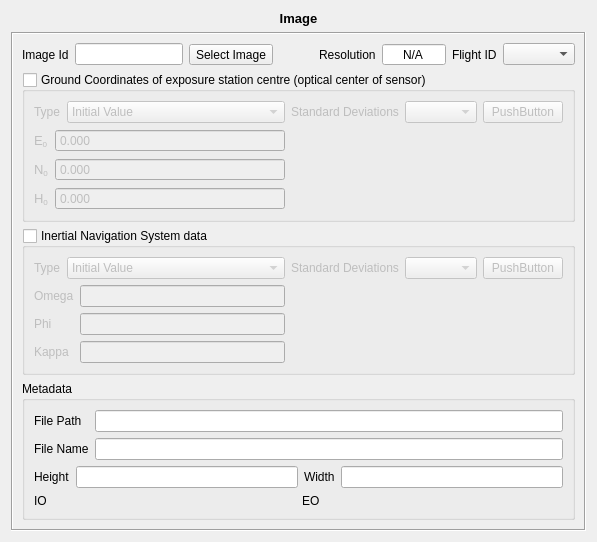
Qt form qt/formDisplay/ImageLayout.ui (hildermesmedeiros/E-foto-trunk-435) before a commit.
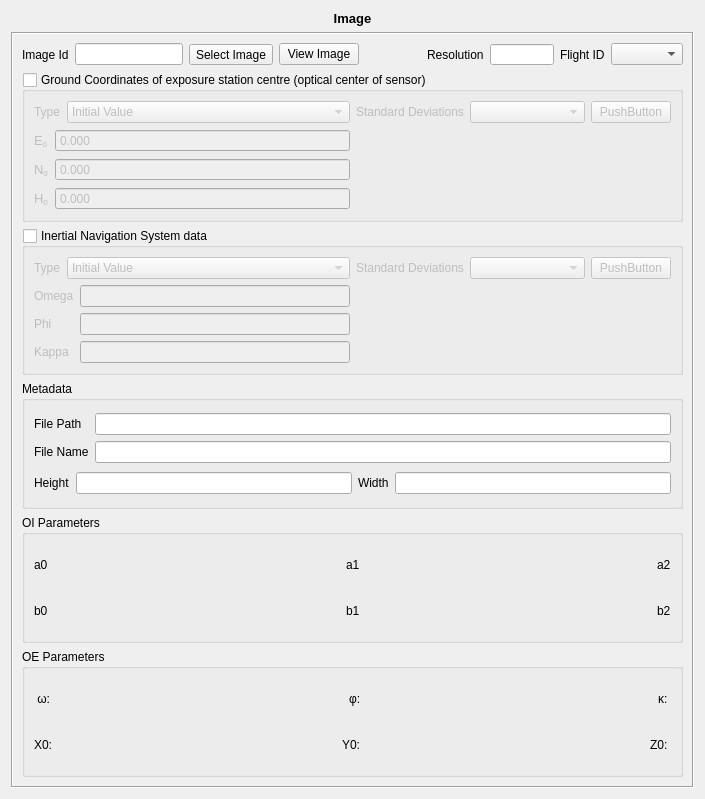
The same form after that commit. Custom widgets are drawn as their Qt base class.

```diff
--- a/qt/formDisplay/ImageLayout.ui
+++ b/qt/formDisplay/ImageLayout.ui
@@ -6,19 +6,22 @@
    <rect>
     <x>0</x>
     <y>0</y>
-    <width>716</width>
-    <height>622</height>
+    <width>705</width>
+    <height>799</height>
    </rect>
   </property>
   <property name="windowTitle">
    <string>Form</string>
   </property>
-  <layout class="QVBoxLayout" name="verticalLayout_13">
-   <property name="sizeConstraint">
-    <enum>QLayout::SetFixedSize</enum>
-   </property>
+  <layout class="QVBoxLayout" name="verticalLayout_16">
    <item>
     <widget class="QLabel" name="label_8">
+     <property name="sizePolicy">
+      <sizepolicy hsizetype="Preferred" vsizetype="Fixed">
+       <horstretch>0</horstretch>
+       <verstretch>0</verstretch>
+      </sizepolicy>
+     </property>
      <property name="text">
       <string>&lt;!DOCTYPE HTML PUBLIC &quot;-//W3C//DTD HTML 4.0//EN&quot; &quot;http://www.w3.org/TR/REC-html40/strict.dtd&quot;&gt;
 &lt;html&gt;&lt;head&gt;&lt;meta name=&quot;qrichtext&quot; content=&quot;1&quot; /&gt;&lt;style type=&quot;text/css&quot;&gt;
@@ -39,7 +42,7 @@
      <property name="frameShadow">
       <enum>QFrame::Sunken</enum>
      </property>
-     <layout class="QVBoxLayout" name="verticalLayout_12">
+     <layout class="QVBoxLayout" name="verticalLayout_15">
       <item>
        <layout class="QHBoxLayout" name="horizontalLayout_10">
         <item>
@@ -59,6 +62,13 @@
           </property>
          </widget>
         </item>
+        <item>
+         <widget class="QPushButton" name="viewButton">
+          <property name="text">
+           <string>View Image</string>
+          </property>
+         </widget>
+        </item>
         <item>
          <spacer name="horizontalSpacer">
           <property name="orientation">
@@ -91,7 +101,7 @@
            <enum>QAbstractSpinBox::NoButtons</enum>
           </property>
           <property name="specialValueText">
-           <string>N/A</string>
+           <string> </string>
           </property>
           <property name="accelerated">
            <bool>true</bool>
@@ -223,7 +233,7 @@
              <item>
               <layout class="QVBoxLayout" name="verticalLayout_7">
                <item>
-                <widget class="EfotoDoubleSpinBox" name="eDoubleSpinBox_2">
+                <widget class="br::uerj::eng::efoto::EfotoDoubleSpinBox" name="eDoubleSpinBox_2">
                  <property name="buttonSymbols">
                   <enum>QAbstractSpinBox::NoButtons</enum>
                  </property>
@@ -245,7 +255,7 @@
                 </widget>
                </item>
                <item>
-                <widget class="EfotoDoubleSpinBox" name="nDoubleSpinBox_2">
+                <widget class="br::uerj::eng::efoto::EfotoDoubleSpinBox" name="nDoubleSpinBox_2">
                  <property name="buttonSymbols">
                   <enum>QAbstractSpinBox::NoButtons</enum>
                  </property>
@@ -264,7 +274,7 @@
                 </widget>
                </item>
                <item>
-                <widget class="EfotoDoubleSpinBox" name="hDoubleSpinBox_2">
+                <widget class="br::uerj::eng::efoto::EfotoDoubleSpinBox" name="hDoubleSpinBox_2">
                  <property name="buttonSymbols">
                   <enum>QAbstractSpinBox::NoButtons</enum>
                  </property>
@@ -300,10 +310,10 @@
               </widget>
              </item>
              <item>
-              <widget class="SigmaFormTypeSelector" name="gnssSigmaSelector"/>
+              <widget class="br::uerj::eng::efoto::SigmaFormTypeSelector" name="gnssSigmaSelector"/>
              </item>
              <item>
-              <widget class="SigmaFormDialogButton" name="gnssSigmaDialogButton">
+              <widget class="br::uerj::eng::efoto::SigmaFormDialogButton" name="gnssSigmaDialogButton">
                <property name="text">
                 <string>PushButton</string>
                </property>
@@ -312,7 +322,7 @@
             </layout>
            </item>
            <item>
-            <widget class="SigmaFormContent" name="gnssSigmaContent">
+            <widget class="br::uerj::eng::efoto::SigmaFormContent" name="gnssSigmaContent">
              <property name="frameShape">
               <enum>QFrame::NoFrame</enum>
              </property>
@@ -409,13 +419,13 @@
              <item>
               <layout class="QVBoxLayout" name="verticalLayout_5">
                <item>
-                <widget class="DmsEdit" name="omegaDmsEdit"/>
+                <widget class="br::uerj::eng::efoto::DmsEdit" name="omegaDmsEdit"/>
                </item>
                <item>
-                <widget class="DmsEdit" name="phiDmsEdit"/>
+                <widget class="br::uerj::eng::efoto::DmsEdit" name="phiDmsEdit"/>
                </item>
                <item>
-                <widget class="DmsEdit" name="kappaDmsEdit"/>
+                <widget class="br::uerj::eng::efoto::DmsEdit" name="kappaDmsEdit"/>
                </item>
               </layout>
              </item>
@@ -435,10 +445,10 @@
               </widget>
              </item>
              <item>
-              <widget class="SigmaFormTypeSelector" name="insSigmaSelector"/>
+              <widget class="br::uerj::eng::efoto::SigmaFormTypeSelector" name="insSigmaSelector"/>
              </item>
              <item>
-              <widget class="SigmaFormDialogButton" name="insSigmaDialogButton">
+              <widget class="br::uerj::eng::efoto::SigmaFormDialogButton" name="insSigmaDialogButton">
                <property name="text">
                 <string>PushButton</string>
                </property>
@@ -447,7 +457,7 @@
             </layout>
            </item>
            <item>
-            <widget class="SigmaFormContent" name="insSigmaContent">
+            <widget class="br::uerj::eng::efoto::SigmaFormContent" name="insSigmaContent">
              <property name="frameShape">
               <enum>QFrame::NoFrame</enum>
              </property>
@@ -469,9 +479,7 @@
         <property name="title">
          <string>Metadata</string>
         </property>
-        <layout class="QGridLayout" name="gridLayout_3">
-         <item row="0" column="0">
-          <layout class="QVBoxLayout" name="verticalLayout">
+        <layout class="QVBoxLayout" name="verticalLayout_14">
            <item>
             <layout class="QHBoxLayout" name="horizontalLayout_3" stretch="0,1">
              <item>
@@ -559,19 +567,232 @@
              </item>
             </layout>
            </item>
+        </layout>
+       </widget>
+      </item>
+      <item>
+       <widget class="QGroupBox" name="groupBox">
+        <property name="enabled">
+         <bool>true</bool>
+        </property>
+        <property name="title">
+         <string>OI Parameters</string>
+        </property>
+        <layout class="QVBoxLayout" name="verticalLayout_12">
+         <item>
+          <layout class="QVBoxLayout" name="verticalLayout">
            <item>
             <layout class="QHBoxLayout" name="horizontalLayout_4">
              <item>
-              <widget class="QLabel" name="labelIO">
+              <widget class="QLabel" name="a0Label">
                <property name="text">
-                <string>IO</string>
+                <string>a0</string>
                </property>
               </widget>
              </item>
              <item>
-              <widget class="QLabel" name="labelEO">
+              <spacer name="horizontalSpacer_2">
+               <property name="orientation">
+                <enum>Qt::Horizontal</enum>
+               </property>
+               <property name="sizeHint" stdset="0">
+                <size>
+                 <width>40</width>
+                 <height>20</height>
+                </size>
+               </property>
+              </spacer>
+             </item>
+             <item>
+              <widget class="QLabel" name="a1Label">
                <property name="text">
-                <string>EO</string>
+                <string>a1</string>
+               </property>
+              </widget>
+             </item>
+             <item>
+              <spacer name="horizontalSpacer_3">
+               <property name="orientation">
+                <enum>Qt::Horizontal</enum>
+               </property>
+               <property name="sizeHint" stdset="0">
+                <size>
+                 <width>40</width>
+                 <height>20</height>
+                </size>
+               </property>
+              </spacer>
+             </item>
+             <item>
+              <widget class="QLabel" name="a2Label">
+               <property name="text">
+                <string>a2</string>
+               </property>
+              </widget>
+             </item>
+            </layout>
+           </item>
+           <item>
+            <layout class="QHBoxLayout" name="horizontalLayout_13">
+             <item>
+              <widget class="QLabel" name="b0Label">
+               <property name="text">
+                <string>b0</string>
+               </property>
+              </widget>
+             </item>
+             <item>
+              <spacer name="horizontalSpacer_4">
+               <property name="orientation">
+                <enum>Qt::Horizontal</enum>
+               </property>
+               <property name="sizeHint" stdset="0">
+                <size>
+                 <width>40</width>
+                 <height>20</height>
+                </size>
+               </property>
+              </spacer>
+             </item>
+             <item>
+              <widget class="QLabel" name="b1Label">
+               <property name="text">
+                <string>b1</string>
+               </property>
+              </widget>
+             </item>
+             <item>
+              <spacer name="horizontalSpacer_5">
+               <property name="orientation">
+                <enum>Qt::Horizontal</enum>
+               </property>
+               <property name="sizeHint" stdset="0">
+                <size>
+                 <width>40</width>
+                 <height>20</height>
+                </size>
+               </property>
+              </spacer>
+             </item>
+             <item>
+              <widget class="QLabel" name="b2Label">
+               <property name="text">
+                <string>b2</string>
+               </property>
+              </widget>
+             </item>
+            </layout>
+           </item>
+          </layout>
+         </item>
+        </layout>
+       </widget>
+      </item>
+      <item>
+       <widget class="QGroupBox" name="groupBox_2">
+        <property name="title">
+         <string>OE Parameters</string>
+        </property>
+        <layout class="QHBoxLayout" name="horizontalLayout_16">
+         <item>
+          <layout class="QVBoxLayout" name="verticalLayout_13">
+           <item>
+            <layout class="QHBoxLayout" name="horizontalLayout_15">
+             <item>
+              <widget class="QLabel" name="omegaLabel">
+               <property name="text">
+                <string> ω: </string>
+               </property>
+              </widget>
+             </item>
+             <item>
+              <spacer name="horizontalSpacer_9">
+               <property name="orientation">
+                <enum>Qt::Horizontal</enum>
+               </property>
+               <property name="sizeHint" stdset="0">
+                <size>
+                 <width>40</width>
+                 <height>20</height>
+                </size>
+               </property>
+              </spacer>
+             </item>
+             <item>
+              <widget class="QLabel" name="phiLabel">
+               <property name="text">
+                <string>φ: </string>
+               </property>
+              </widget>
+             </item>
+             <item>
+              <spacer name="horizontalSpacer_10">
+               <property name="orientation">
+                <enum>Qt::Horizontal</enum>
+               </property>
+               <property name="sizeHint" stdset="0">
+                <size>
+                 <width>40</width>
+                 <height>20</height>
+                </size>
+               </property>
+              </spacer>
+             </item>
+             <item>
+              <widget class="QLabel" name="kappaLabel">
+               <property name="text">
+                <string>κ: </string>
+               </property>
+              </widget>
+             </item>
+            </layout>
+           </item>
+           <item>
+            <layout class="QHBoxLayout" name="horizontalLayout_14">
+             <item>
+              <widget class="QLabel" name="x0Label">
+               <property name="text">
+                <string>X0: </string>
+               </property>
+              </widget>
+             </item>
+             <item>
+              <spacer name="horizontalSpacer_6">
+               <property name="orientation">
+                <enum>Qt::Horizontal</enum>
+               </property>
+               <property name="sizeHint" stdset="0">
+                <size>
+                 <width>40</width>
+                 <height>20</height>
+                </size>
+               </property>
+              </spacer>
+             </item>
+             <item>
+              <widget class="QLabel" name="y0Label">
+               <property name="text">
+                <string>Y0: </string>
+               </property>
+              </widget>
+             </item>
+             <item>
+              <spacer name="horizontalSpacer_7">
+               <property name="orientation">
+                <enum>Qt::Horizontal</enum>
+               </property>
+               <property name="sizeHint" stdset="0">
+                <size>
+                 <width>40</width>
+                 <height>20</height>
+                </size>
+               </property>
+              </spacer>
+             </item>
+             <item>
+              <widget class="QLabel" name="z0Label">
+               <property name="text">
+                <string>Z0: </string>
                </property>
               </widget>
              </item>
@@ -589,28 +810,28 @@
  </widget>
  <customwidgets>
   <customwidget>
-   <class>SigmaFormTypeSelector</class>
+   <class>br::uerj::eng::efoto::EfotoDoubleSpinBox</class>
+   <extends>QDoubleSpinBox</extends>
+   <header>EfotoDoubleSpinBox.h</header>
+  </customwidget>
+  <customwidget>
+   <class>br::uerj::eng::efoto::SigmaFormTypeSelector</class>
    <extends>QComboBox</extends>
    <header>SigmaForm.h</header>
   </customwidget>
   <customwidget>
-   <class>SigmaFormContent</class>
+   <class>br::uerj::eng::efoto::SigmaFormContent</class>
    <extends>QFrame</extends>
    <header>SigmaForm.h</header>
    <container>1</container>
   </customwidget>
   <customwidget>
-   <class>EfotoDoubleSpinBox</class>
-   <extends>QDoubleSpinBox</extends>
-   <header>EfotoDoubleSpinBox.h</header>
-  </customwidget>
-  <customwidget>
-   <class>SigmaFormDialogButton</class>
+   <class>br::uerj::eng::efoto::SigmaFormDialogButton</class>
    <extends>QPushButton</extends>
    <header>SigmaForm.h</header>
   </customwidget>
   <customwidget>
-   <class>DmsEdit</class>
+   <class>br::uerj::eng::efoto::DmsEdit</class>
    <extends>QLineEdit</extends>
    <header>DmsEdit.h</header>
   </customwidget>
```
Lines whose indentation alone changed are shown as unchanged.
